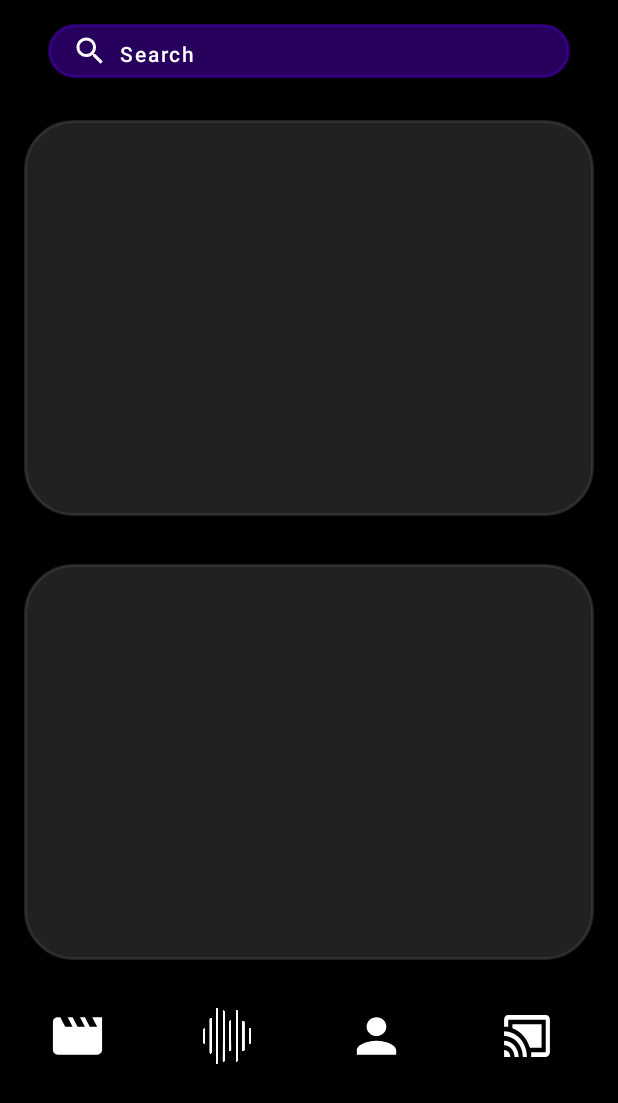
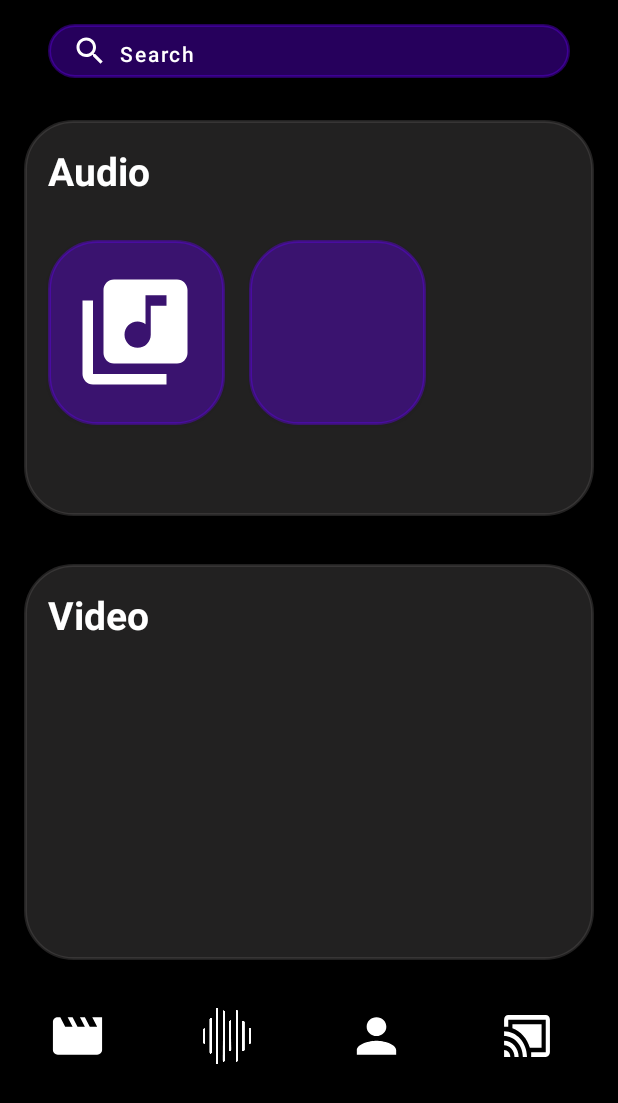
Before and after one commit to nishanthan22/Reverb, an Android app: the screen it shows after launch (HomePage), on a phone screen of 412 x 824 dp. Shown: the top 1103 px of the screen. Run offline under Robolectric (Android 15) with nearby library versions, the phone set to English and light mode, and no system bars; Roboto replaces fonts that are not available here.

Commit message:
HomePage Updates by Anu

```diff
--- /dev/null
+++ b/app/src/main/res/drawable/ic_baseline_library_music_24.xml
@@ -0,0 +1,5 @@
+<vector android:height="24dp" android:tint="#FCFCFC"
+    android:viewportHeight="24" android:viewportWidth="24"
+    android:width="24dp" xmlns:android="http://schemas.android.com/apk/res/android">
+    <path android:fillColor="@android:color/white" android:pathData="M20,2L8,2c-1.1,0 -2,0.9 -2,2v12c0,1.1 0.9,2 2,2h12c1.1,0 2,-0.9 2,-2L22,4c0,-1.1 -0.9,-2 -2,-2zM18,7h-3v5.5c0,1.38 -1.12,2.5 -2.5,2.5S10,13.88 10,12.5s1.12,-2.5 2.5,-2.5c0.57,0 1.08,0.19 1.5,0.51L14,5h4v2zM4,6L2,6v14c0,1.1 0.9,2 2,2h14v-2L4,20L4,6z"/>
+</vector>
--- a/app/src/main/res/layout/activity_home_page.xml
+++ b/app/src/main/res/layout/activity_home_page.xml
@@ -42,7 +42,53 @@
         android:layout_marginEnd="16dp"
         android:layout_marginRight="16dp"
         android:background="@drawable/lay"
-        android:orientation="vertical" />
+        android:orientation="vertical" >
+
+        <TextView
+            android:id="@+id/Audio"
+            android:layout_width="match_parent"
+            android:layout_height="48dp"
+            android:layout_marginStart="16dp"
+            android:layout_marginLeft="16dp"
+            android:layout_marginTop="16dp"
+            android:layout_marginEnd="16dp"
+            android:layout_marginRight="16dp"
+            android:text="Audio"
+            android:textColor="#fff"
+            android:textSize="26dp"
+            android:textStyle="bold" />
+
+        <LinearLayout
+            android:layout_width="match_parent"
+            android:layout_height="wrap_content"
+            android:orientation="horizontal">
+
+            <Button
+                android:id="@+id/AllSongs"
+                android:layout_width="118dp"
+                android:layout_height="123dp"
+                android:layout_marginStart="16dp"
+                android:layout_marginLeft="16dp"
+                android:layout_marginTop="16dp"
+                android:layout_marginBottom="16dp"
+                android:background="@drawable/lay"
+                app:icon="@drawable/ic_baseline_library_music_24"
+                app:iconSize="84dp" />
+
+            <Button
+                android:id="@+id/Playlists"
+                android:layout_width="118dp"
+                android:layout_height="123dp"
+                android:layout_marginStart="16dp"
+                android:layout_marginLeft="32dp"
+                android:layout_marginTop="16dp"
+                android:layout_marginBottom="16dp"
+                android:background="@drawable/lay"
+                app:iconSize="84dp" />
+
+        </LinearLayout>
+
+    </LinearLayout>
 
     <LinearLayout
         android:layout_width="match_parent"
@@ -53,7 +99,23 @@
         android:layout_marginEnd="16dp"
         android:layout_marginRight="16dp"
         android:background="@drawable/lay"
-        android:orientation="vertical" />
+        android:orientation="vertical">
+
+        <TextView
+            android:id="@+id/Video"
+            android:layout_width="match_parent"
+            android:layout_height="48dp"
+            android:layout_marginStart="16dp"
+            android:layout_marginLeft="16dp"
+            android:layout_marginTop="16dp"
+            android:layout_marginEnd="16dp"
+            android:layout_marginRight="16dp"
+            android:text="Video"
+            android:textColor="#fff"
+            android:textSize="26dp"
+            android:textStyle="bold" />
+    </LinearLayout>
+
 
     <LinearLayout
         android:layout_width="match_parent"
```
